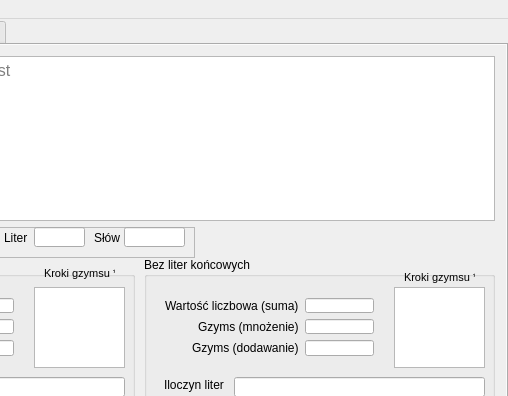
Qt form mainwindow.ui (przenz/Liczbowanie) before a commit; both pictures show x 229 to 737 and y 0 to 396 of the 737 by 520 pixel window.
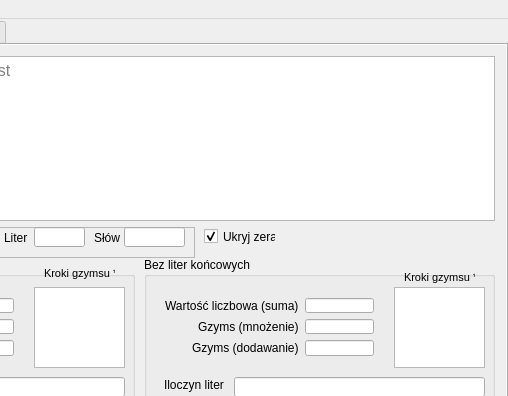
The same form after that commit. Custom widgets are drawn as their Qt base class.

What changed in the file:
```diff
--- a/mainwindow.ui
+++ b/mainwindow.ui
@@ -595,6 +595,22 @@
               </property>
              </widget>
             </widget>
+            <widget class="QCheckBox" name="hebHideZeros">
+             <property name="geometry">
+              <rect>
+               <x>420</x>
+               <y>0</y>
+               <width>72</width>
+               <height>19</height>
+              </rect>
+             </property>
+             <property name="text">
+              <string>Ukryj zera</string>
+             </property>
+             <property name="checked">
+              <bool>true</bool>
+             </property>
+            </widget>
            </widget>
           </item>
          </layout>
```
Left out of the diff: 16 changed lines with no effect on the pictures.
